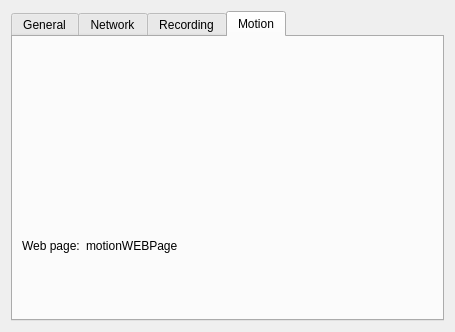
Old version of the form client/src/ui/widgets/single_camera_settings_widget.ui in the repository networkoptix/nx_open.
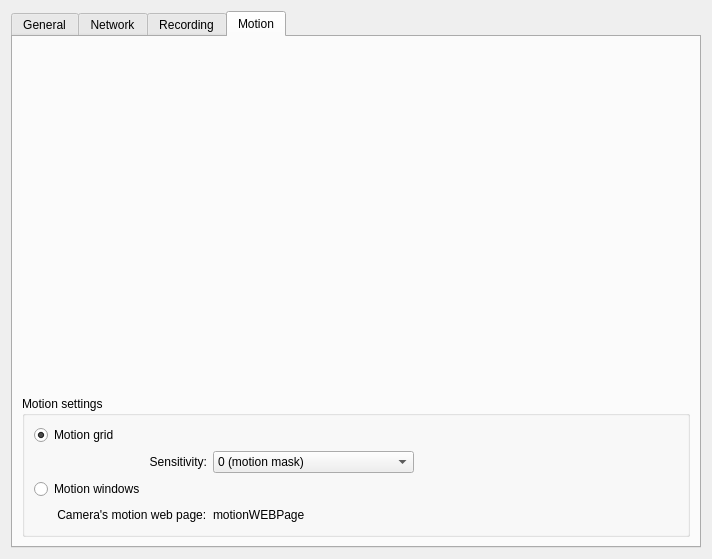
New version of the form. The open tabs and pages were chosen to show the change. Custom widgets are drawn as their Qt base class.

Commit message:
motion grid refactor
<==== Mercurial data ====>
Branch: master

```diff
--- a/client/src/ui/widgets/single_camera_settings_widget.ui
+++ b/client/src/ui/widgets/single_camera_settings_widget.ui
@@ -6,14 +6,14 @@
    <rect>
     <x>0</x>
     <y>0</y>
-    <width>455</width>
-    <height>332</height>
+    <width>712</width>
+    <height>559</height>
    </rect>
   </property>
   <property name="windowTitle">
    <string>Camera settings</string>
   </property>
-  <layout class="QVBoxLayout" name="verticalLayout_2">
+  <layout class="QVBoxLayout" name="verticalLayout_8">
    <item>
     <widget class="QTabWidget" name="tabWidget">
      <property name="currentIndex">
@@ -201,7 +201,7 @@
        <item>
         <widget class="QWidget" name="motionWidget" native="true">
          <property name="sizePolicy">
-          <sizepolicy hsizetype="Preferred" vsizetype="Preferred">
+          <sizepolicy hsizetype="Preferred" vsizetype="MinimumExpanding">
            <horstretch>0</horstretch>
            <verstretch>0</verstretch>
           </sizepolicy>
@@ -209,25 +209,37 @@
         </widget>
        </item>
        <item>
-        <layout class="QHBoxLayout" name="webPageLayout">
+        <widget class="QGroupBox" name="groupBoxSettings">
+         <property name="sizePolicy">
+          <sizepolicy hsizetype="Preferred" vsizetype="Minimum">
+           <horstretch>0</horstretch>
+           <verstretch>0</verstretch>
+          </sizepolicy>
+         </property>
+         <property name="title">
+          <string>Motion settings</string>
+         </property>
+         <layout class="QVBoxLayout" name="verticalLayout_2" stretch="0">
          <item>
-          <widget class="QLabel" name="motionWebPageLabel">
+           <layout class="QGridLayout" name="gridLayout">
+            <item row="0" column="0">
+             <widget class="QRadioButton" name="motionGridButton">
            <property name="text">
-            <string>Web page:</string>
-           </property>
-           <property name="openExternalLinks">
-            <bool>false</bool>
+               <string>Motion grid</string>
+              </property>
+              <property name="checked">
+               <bool>true</bool>
            </property>
           </widget>
          </item>
-         <item>
-          <widget class="QLabel" name="motionWEBPageLink">
+            <item row="2" column="0" colspan="2">
+             <widget class="QRadioButton" name="motionWindowButton">
            <property name="text">
-            <string>motionWEBPage</string>
+               <string>Motion windows</string>
            </property>
           </widget>
          </item>
-         <item>
+            <item row="3" column="3">
           <spacer name="horizontalSpacer">
            <property name="orientation">
             <enum>Qt::Horizontal</enum>
@@ -240,7 +252,103 @@
            </property>
           </spacer>
          </item>
-        </layout>
+            <item row="1" column="0">
+             <widget class="QLabel" name="sensetivityLabel">
+              <property name="text">
+               <string>Sensitivity:</string>
+              </property>
+              <property name="alignment">
+               <set>Qt::AlignRight|Qt::AlignTrailing|Qt::AlignVCenter</set>
+              </property>
+             </widget>
+            </item>
+            <item row="1" column="1">
+             <widget class="QComboBox" name="comboBoxSensetivity">
+              <item>
+               <property name="text">
+                <string>0 (motion mask)</string>
+               </property>
+              </item>
+              <item>
+               <property name="text">
+                <string>1</string>
+               </property>
+              </item>
+              <item>
+               <property name="text">
+                <string>2</string>
+               </property>
+              </item>
+              <item>
+               <property name="text">
+                <string>3</string>
+               </property>
+              </item>
+              <item>
+               <property name="text">
+                <string>4</string>
+               </property>
+              </item>
+              <item>
+               <property name="text">
+                <string>5</string>
+               </property>
+              </item>
+              <item>
+               <property name="text">
+                <string>6</string>
+               </property>
+              </item>
+              <item>
+               <property name="text">
+                <string>7</string>
+               </property>
+              </item>
+              <item>
+               <property name="text">
+                <string>8</string>
+               </property>
+              </item>
+              <item>
+               <property name="text">
+                <string>9 (maximum motion sensetivity)</string>
+               </property>
+              </item>
+             </widget>
+            </item>
+            <item row="3" column="0">
+             <widget class="QLabel" name="motionWebPageLabel">
+              <property name="sizePolicy">
+               <sizepolicy hsizetype="Preferred" vsizetype="Minimum">
+                <horstretch>0</horstretch>
+                <verstretch>0</verstretch>
+               </sizepolicy>
+              </property>
+              <property name="text">
+               <string>       Camera's motion web page:</string>
+              </property>
+              <property name="openExternalLinks">
+               <bool>false</bool>
+              </property>
+             </widget>
+            </item>
+            <item row="3" column="1">
+             <widget class="QLabel" name="motionWEBPageLink">
+              <property name="sizePolicy">
+               <sizepolicy hsizetype="Preferred" vsizetype="Minimum">
+                <horstretch>0</horstretch>
+                <verstretch>0</verstretch>
+               </sizepolicy>
+              </property>
+              <property name="text">
+               <string>motionWEBPage</string>
+              </property>
+             </widget>
+            </item>
+           </layout>
+          </item>
+         </layout>
+        </widget>
        </item>
       </layout>
      </widget>
```
Left out of the diff: 2 changed lines with no effect on the pictures. Lines whose indentation alone changed are shown as unchanged. The commit also changes 12 other files.
